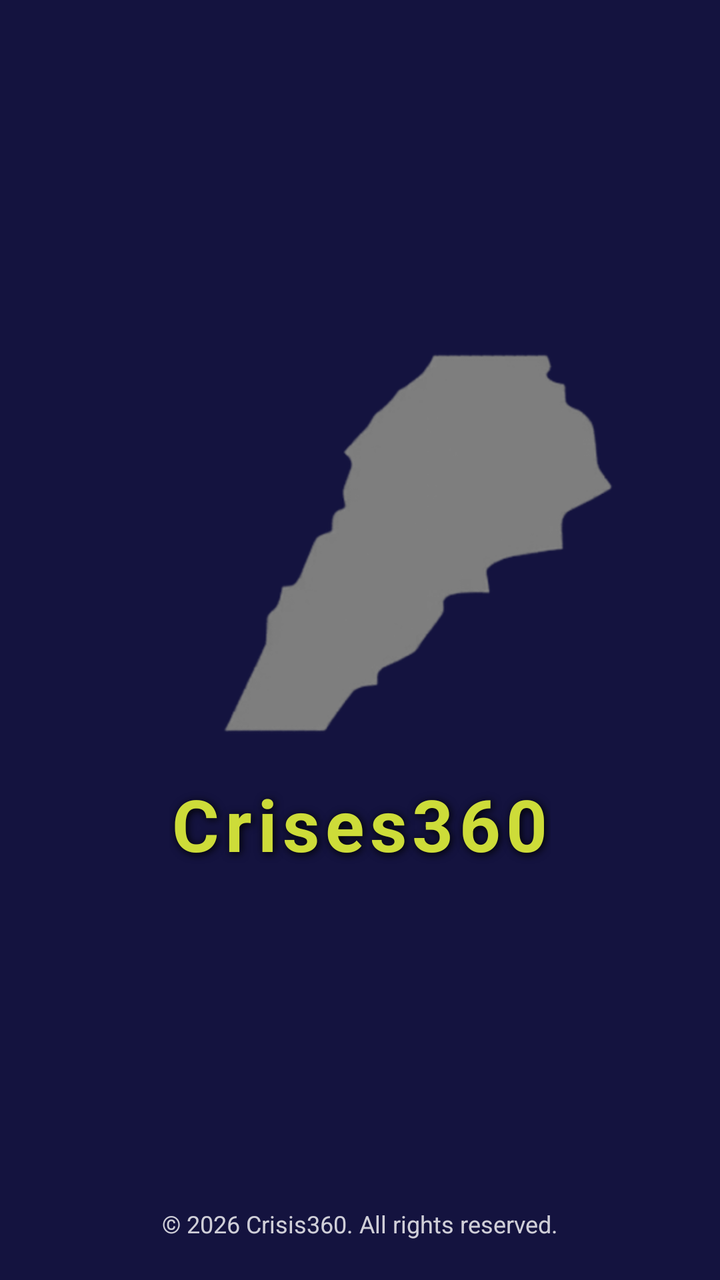
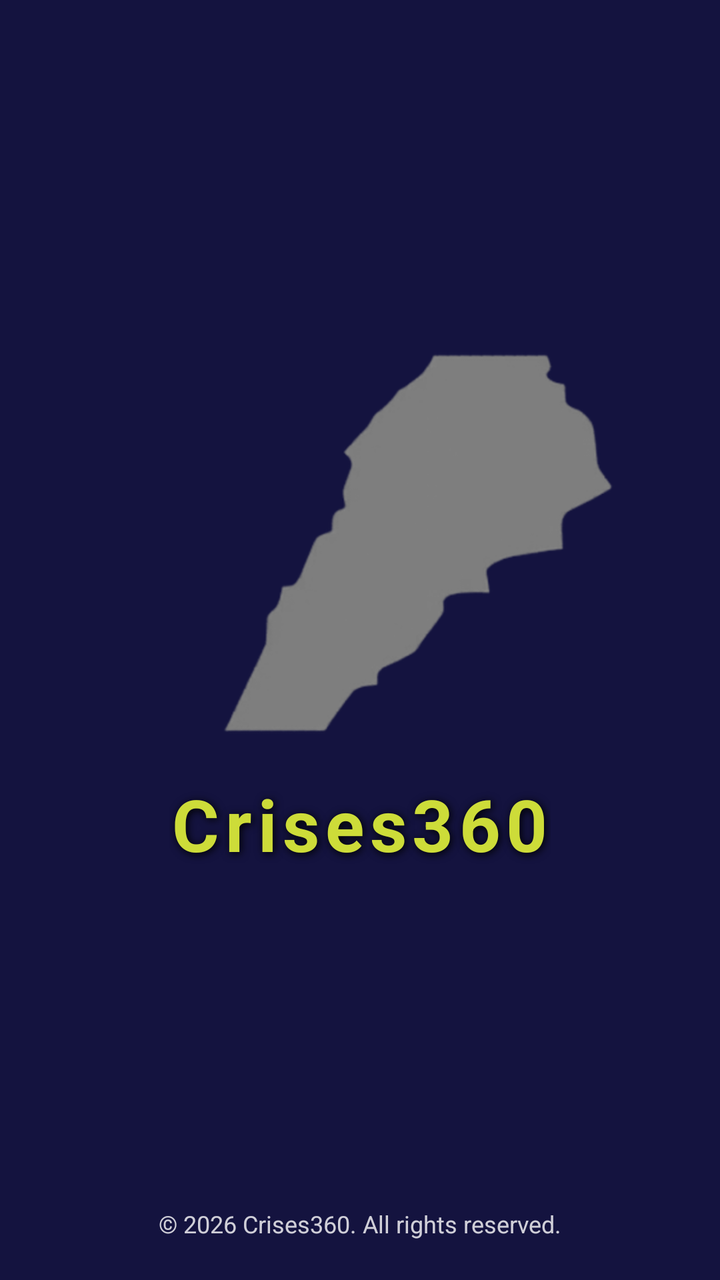

Two renders of the same Android screen: before a commit and after it. Below are the layout's source before the change and the commit's diff.
<!-- AndroidManifest.xml: application theme Theme.Crises -->
<!-- res/layout/activity_main.xml -->
<?xml version="1.0" encoding="utf-8"?>
<androidx.constraintlayout.widget.ConstraintLayout
    xmlns:android="http://schemas.android.com/apk/res/android"
    xmlns:app="http://schemas.android.com/apk/res-auto"
    android:id="@+id/main"
    android:layout_width="match_parent"
    android:layout_height="match_parent">

    
    <ImageView
        android:id="@+id/backgroundImage"
        android:layout_width="0dp"
        android:layout_height="0dp"
        android:src="@drawable/logo2"
        android:scaleType="centerCrop"
        app:layout_constraintTop_toTopOf="parent"
        app:layout_constraintBottom_toBottomOf="parent"
        app:layout_constraintStart_toStartOf="parent"
        app:layout_constraintEnd_toEndOf="parent"/>

    
    <View
        android:layout_width="0dp"
        android:layout_height="0dp"
        android:background="#55000000"
        app:layout_constraintTop_toTopOf="parent"
        app:layout_constraintBottom_toBottomOf="parent"
        app:layout_constraintStart_toStartOf="parent"
        app:layout_constraintEnd_toEndOf="parent"/>

    

    
    <TextView
        android:id="@+id/appName"
        android:layout_width="wrap_content"
        android:layout_height="wrap_content"
        android:letterSpacing="0.08"
        android:shadowColor="#000000"
        android:shadowDx="2"
        android:shadowDy="2"
        android:shadowRadius="10"
        android:text="Crises360"
        android:textColor="#CDDC39"
        android:textSize="36sp"
        android:textStyle="bold"
        app:layout_constraintBottom_toBottomOf="parent"
        app:layout_constraintEnd_toEndOf="parent"
        app:layout_constraintStart_toStartOf="parent"
        app:layout_constraintTop_toTopOf="parent"
        app:layout_constraintVertical_bias="0.655" />

    <TextView
        android:id="@+id/copyright"
        android:layout_width="wrap_content"
        android:layout_height="wrap_content"
        android:text="© 2026 Crisis360. All rights reserved."
        android:textColor="#CCFFFFFF"
        android:textSize="12sp"
        android:layout_marginBottom="20dp"
        app:layout_constraintBottom_toBottomOf="parent"
        app:layout_constraintStart_toStartOf="parent"
        app:layout_constraintEnd_toEndOf="parent"/>

</androidx.constraintlayout.widget.ConstraintLayout>
<!-- resources referenced by this layout -->
<resources>
  <!-- drawable logo2: png bitmap (drawable, 99944 bytes) -->
  <style name="Theme.Crises" parent="Base.Theme.Crises" />
  <style name="Base.Theme.Crises" parent="Theme.Material3.DayNight.NoActionBar">
  
      </style>
</resources>

<!-- the commit's change to res/layout/activity_main.xml (unified diff, before → after) -->
@@ -6,7 +6,7 @@
     android:layout_width="match_parent"
     android:layout_height="match_parent">
 
-    
+
     <ImageView
         android:id="@+id/backgroundImage"
         android:layout_width="0dp"
@@ -18,7 +18,7 @@
         app:layout_constraintStart_toStartOf="parent"
         app:layout_constraintEnd_toEndOf="parent"/>
 
-    
+
     <View
         android:layout_width="0dp"
         android:layout_height="0dp"
@@ -28,9 +28,8 @@
         app:layout_constraintStart_toStartOf="parent"
         app:layout_constraintEnd_toEndOf="parent"/>
 
-    
 
-    
+
     <TextView
         android:id="@+id/appName"
         android:layout_width="wrap_content"
@@ -54,7 +53,7 @@
         android:id="@+id/copyright"
         android:layout_width="wrap_content"
         android:layout_height="wrap_content"
-        android:text="© 2026 Crisis360. All rights reserved."
+        android:text="© 2026 Crises360. All rights reserved."
         android:textColor="#CCFFFFFF"
         android:textSize="12sp"
         android:layout_marginBottom="20dp"
